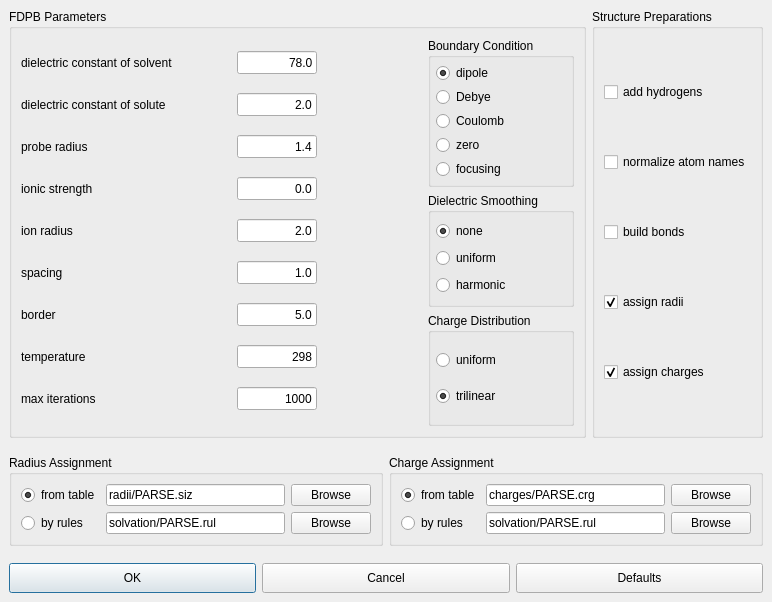
BALL-Project/ball, file source/VIEW/DIALOGS/FDPBDialog.ui: the form before one commit.
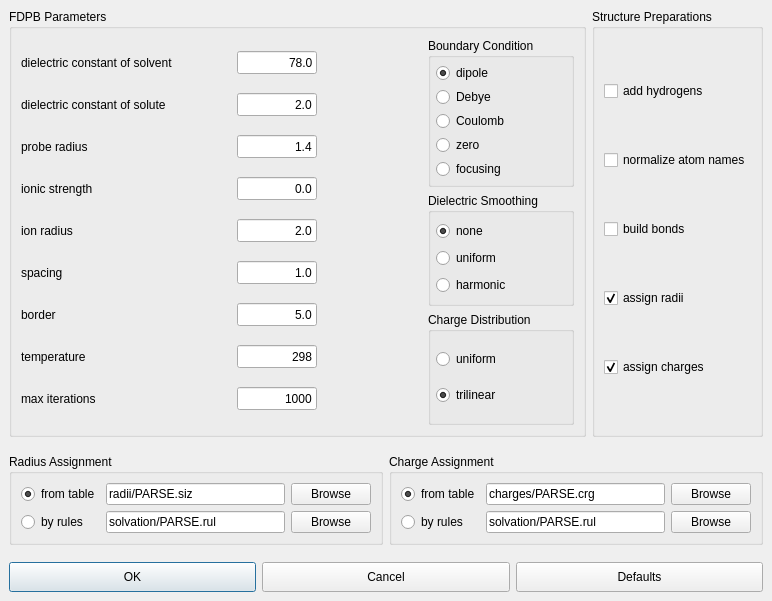
The form after the commit.

What changed in the file:
```diff
--- a/source/VIEW/DIALOGS/FDPBDialog.ui
+++ b/source/VIEW/DIALOGS/FDPBDialog.ui
@@ -9,7 +9,7 @@
     <x>0</x>
     <y>0</y>
     <width>772</width>
-    <height>602</height>
+    <height>601</height>
    </rect>
   </property>
   <property name="windowTitle" >
```
Left out of the diff: 4 changed lines with no effect on the pictures.
